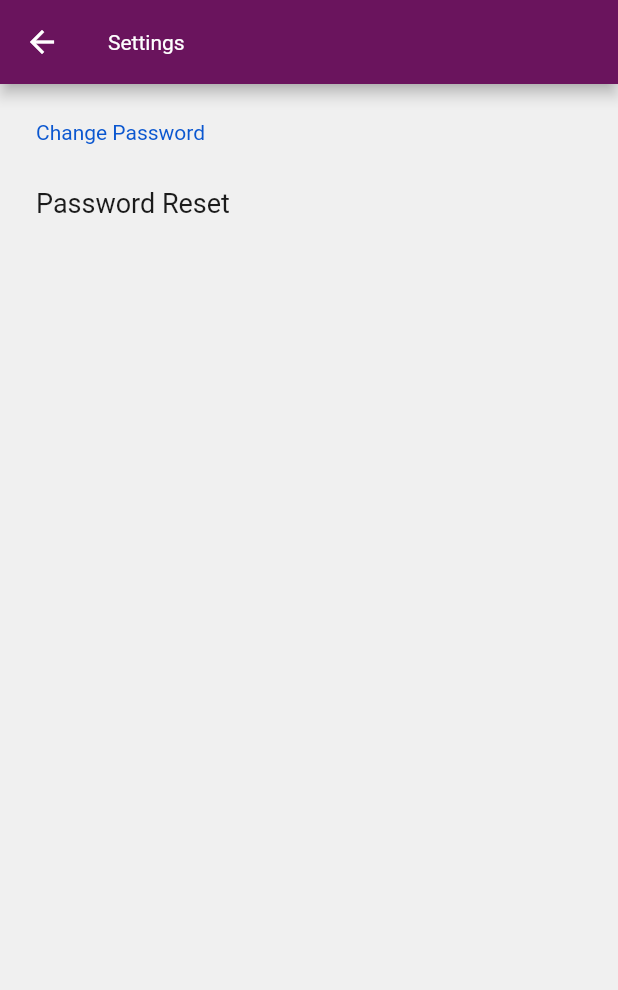
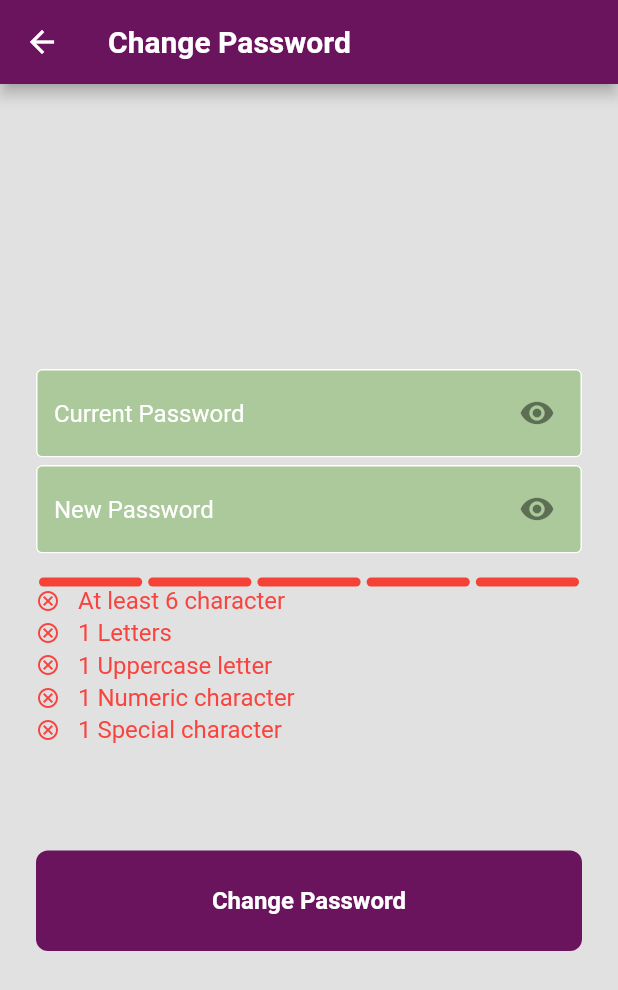
Before and after one commit to biiggman/aacai, a Flutter app: the SettingsPage screen opened by its route, after a tap on "Change Password", on a phone screen of 412 x 824 dp. Shown: the top 990 px of the screen. Run offline on Flutter 3.47's test engine with Material 2 defaults, Android fonts, the phone set to English and light mode, and no system bars; drawn by our look-alikes of flutter_pw_validator, settings_ui; our stand-ins replace cached_network_image, camera, cloud_firestore, firebase_auth, firebase_core, firebase_storage and 4 more; missing offline and left inert: tflite; accounts and stored records are empty.

Commit message:
change password donezo

```diff
--- /dev/null
+++ b/lib/ui/settings/password_reset_page.dart
@@ -0,0 +1,202 @@
+import 'package:aacademic/firebase/validator.dart';
+import 'package:flutter/material.dart';
+import 'package:aacademic/firebase/fire_auth.dart';
+import 'package:aacademic/utils/UI_templates.dart';
+import 'package:flutter_pw_validator/flutter_pw_validator.dart';
+
+class PasswordResetPage extends StatefulWidget {
+  const PasswordResetPage({super.key});
+
+  @override
+  _PasswordResetPageState createState() => _PasswordResetPageState();
+}
+
+class _PasswordResetPageState extends State<PasswordResetPage> {
+  final _passwordFormKey = GlobalKey<FormState>();
+
+  final _oldPasswordTextController = TextEditingController();
+
+  final _newPasswordTextController = TextEditingController();
+
+  final _focusOldPassword = FocusNode();
+
+  final _focusNewPassword = FocusNode();
+
+  bool _isProcessing = false;
+
+  var _isOldPasswordObscured = true;
+
+  var _isNewPasswordObscured = true;
+
+  @override
+  Widget build(BuildContext context) {
+    return GestureDetector(
+      onTap: () {
+        _focusOldPassword.unfocus();
+        _focusNewPassword.unfocus();
+      },
+      child: Scaffold(
+        //page background color
+        backgroundColor: const Color.fromARGB(255, 225, 225, 225),
+        //top bar
+        appBar: AppBar(
+            title: const Text('Change Password'),
+            titleTextStyle: const TextStyle(
+                fontWeight: FontWeight.bold,
+                fontSize: 20,
+                color: Colors.white)),
+        body: Padding(
+          padding: const EdgeInsets.all(24.0),
+          child: Center(
+            child: Column(
+              mainAxisAlignment: MainAxisAlignment.spaceAround,
+              children: [
+                Form(
+                  key: _passwordFormKey,
+                  child: Column(
+                    children: <Widget>[
+                      //old password textfield
+                      TextFormField(
+                        controller: _oldPasswordTextController,
+                        focusNode: _focusOldPassword,
+                        obscureText: _isOldPasswordObscured,
+                        validator: (value) => Validator.validatePassword(
+                          password: value,
+                        ),
+                        decoration: InputDecoration(
+                            hintText: "Current Password",
+                            hintStyle: const TextStyle(color: Colors.white),
+                            //Icon button toggles password visibility
+                            suffixIcon: IconButton(
+                              padding:
+                                  const EdgeInsetsDirectional.only(end: 12.0),
+                              icon: _isOldPasswordObscured
+                                  ? const Icon(Icons.visibility)
+                                  : const Icon(Icons.visibility_off),
+                              onPressed: () {
+                                setState(() {
+                                  _isOldPasswordObscured =
+                                      !_isOldPasswordObscured;
+                                });
+                              },
+                            ),
+                            enabledBorder: const OutlineInputBorder(
+                                borderSide: BorderSide(color: Colors.white)),
+                            errorBorder: OutlineInputBorder(
+                              borderRadius: BorderRadius.circular(6.0),
+                              borderSide: const BorderSide(
+                                color: Colors.red,
+                              ),
+                            ),
+                            focusedBorder: const OutlineInputBorder(
+                                borderSide:
+                                    BorderSide(color: Color(0xff6A145D))),
+                            fillColor: const Color(0xffABC99B),
+                            filled: true),
+                      ),
+                      const SizedBox(height: 5),
+                      //new password textfield
+                      TextFormField(
+                        controller: _newPasswordTextController,
+                        focusNode: _focusNewPassword,
+                        obscureText: _isNewPasswordObscured,
+                        validator: (value) => Validator.validatePassword(
+                          password: value,
+                        ),
+                        decoration: InputDecoration(
+                            hintText: "New Password",
+                            hintStyle: const TextStyle(color: Colors.white),
+                            //Icon button toggles password visibility
+                            suffixIcon: IconButton(
+                              padding:
+                                  const EdgeInsetsDirectional.only(end: 12.0),
+                              icon: _isNewPasswordObscured
+                                  ? const Icon(Icons.visibility)
+                                  : const Icon(Icons.visibility_off),
+                              onPressed: () {
+                                setState(() {
+                                  _isNewPasswordObscured =
+                                      !_isNewPasswordObscured;
+                                });
+                              },
+                            ),
+                            enabledBorder: const OutlineInputBorder(
+                                borderSide: BorderSide(color: Colors.white)),
+                            errorBorder: OutlineInputBorder(
+                              borderRadius: BorderRadius.circular(6.0),
+                              borderSide: const BorderSide(
+                                color: Colors.red,
+                              ),
+                            ),
+                            focusedBorder: const OutlineInputBorder(
+                                borderSide:
+                                    BorderSide(color: Color(0xff6A145D))),
+                            fillColor: const Color(0xffABC99B),
+                            filled: true),
+                      ),
+                      const SizedBox(height: 16.0),
+                      //new password active validator
+                      FlutterPwValidator(
+                        defaultColor: Colors.red,
+                        controller: _newPasswordTextController,
+                        minLength: 6,
+                        uppercaseCharCount: 1,
+                        numericCharCount: 1,
+                        specialCharCount: 1,
+                        normalCharCount: 1,
+                        width: 400,
+                        height: 150,
+                        onSuccess: () {
+                          ScaffoldMessenger.of(context).showSnackBar(
+                            FireAuth.customSnackBar(
+                              content: 'New password meets requirements',
+                              color: Colors.green,
+                            ),
+                          );
+                        },
+                        onFail: () {
+                          return false;
+                        },
+                      ),
+                      const SizedBox(height: 32),
+                      _isProcessing
+                          ? const CircularProgressIndicator()
+                          //change password button
+                          : GestureDetector(
+                              onTap: () async {
+                                _focusOldPassword.unfocus();
+                                _focusNewPassword.unfocus();
+
+                                if (_passwordFormKey.currentState!.validate()) {
+                                  setState(() {
+                                    _isProcessing = true;
+                                  });
+
+                                  FireAuth.updatePassword(
+                                    oldPassword:
+                                        _oldPasswordTextController.text.trim(),
+                                    newPassword:
+                                        _newPasswordTextController.text.trim(),
+                                    context: context,
+                                  );
+
+                                  setState(() {
+                                    _isProcessing = false;
+                                  });
+                                }
+                              },
+                              child: UITemplates.buttonDeco(
+                                  displayText: "Change Password",
+                                  vertInset: 24),
+                            ),
+                    ],
+                  ),
+                ),
+              ],
+            ),
+          ),
+        ),
+      ),
+    );
+  }
+}
--- a/lib/ui/settings/settings_page.dart
+++ b/lib/ui/settings/settings_page.dart
@@ -1,5 +1,6 @@
 import 'package:aacademic/ui/login/login_page.dart';
 import 'package:aacademic/ui/login/profile_page.dart';
+import 'package:aacademic/ui/settings/password_reset_page.dart';
 import 'package:firebase_auth/firebase_auth.dart';
 import 'package:aacademic/firebase/fire_auth.dart';
 import 'package:cloud_firestore/cloud_firestore.dart';
@@ -106,37 +107,6 @@ class _ThemePageState extends State<ThemePage> {
         ));
   }
 }
-
-//************************************************************** */
-
-//Password Reset page declaration
-class PasswordResetPage extends StatefulWidget {
-  const PasswordResetPage({Key? key}) : super(key: key);
-
-  @override
-  State<PasswordResetPage> createState() => _PasswordResetPageState();
-}
-
-class _PasswordResetPageState extends State<PasswordResetPage> {
-  @override
-  Widget build(BuildContext context) {
-    return Scaffold(
-        appBar: AppBar(
-          title: const Text('Settings'),
-        ),
-        body: SettingsList(sections: [
-          SettingsSection(
-              title: const Text("Change Password"),
-              tiles: <SettingsTile>[
-                SettingsTile(
-                  title: const Text('Password Reset'),
-                ),
-              ])
-        ]));
-  }
-}
-
-//************************************************************** */
 
 //Email Reset page declaration
 class UsernameResetPage extends StatefulWidget {
@@ -333,10 +303,9 @@ class _SettingsPageState extends State<SettingsPage> {
                 trailing: const Icon(Icons.chevron_right),
                 title: const Text('Change Password'),
                 onPressed: (BuildContext context) {
-                  Navigator.push(
-                      context,
-                      CupertinoPageRoute(
-                          builder: ((context) => const PasswordResetPage())));
+                  Navigator.of(context).push(CupertinoPageRoute(
+                    builder: (context) => const PasswordResetPage(),
+                  ));
                 },
               ),
               SettingsTile.navigation(
```
Also changed, not shown: lib/firebase/fire_auth.dart (+41 -0 lines), 2 other files.
